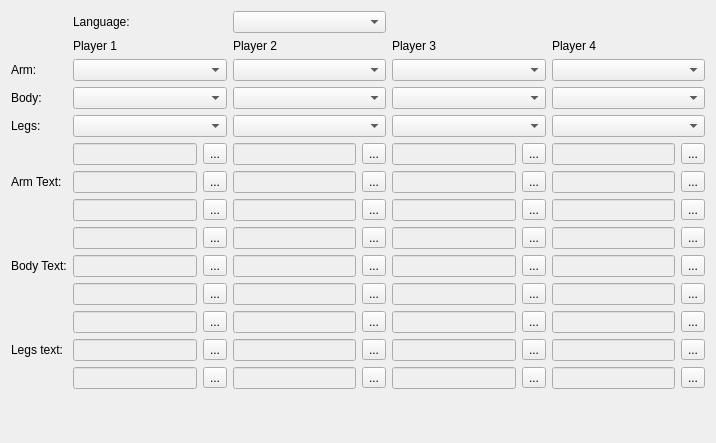
The window that editor/mainwindow_tab/armor_edit.ui (protoman/rockbot) describes before a commit, drawn with Qt 5.
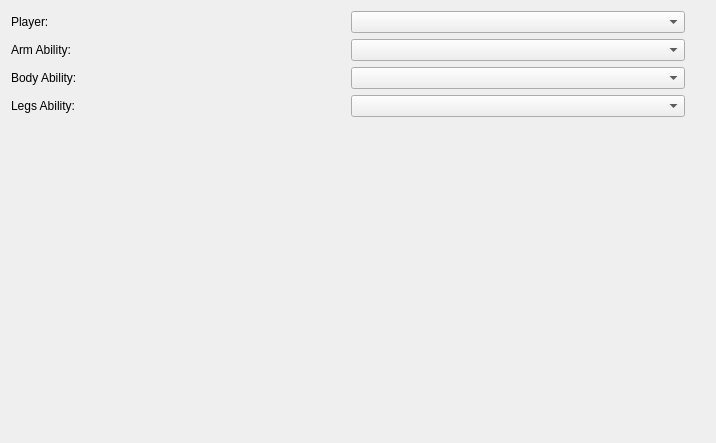
The same window after the commit.

Commit message: - EDITOR: remove armor-text from editor as it is handled by in-game strings now

Patch:
```diff
--- a/editor/mainwindow_tab/armor_edit.ui
+++ b/editor/mainwindow_tab/armor_edit.ui
@@ -14,167 +14,13 @@
    <string>Form</string>
   </property>
   <layout class="QGridLayout" name="gridLayout_2">
+   <item row="3" column="2">
+    <widget class="QComboBox" name="legs_comboBox"/>
+   </item>
    <item row="1" column="2">
-    <widget class="QLabel" name="label_8">
-     <property name="text">
-      <string>Player 1</string>
-     </property>
-    </widget>
+    <widget class="QComboBox" name="arm_comboBox"/>
    </item>
-   <item row="4" column="2">
-    <widget class="QComboBox" name="p1_legs_comboBox"/>
-   </item>
-   <item row="8" column="3">
-    <layout class="QGridLayout" name="gridLayout_11">
-     <item row="1" column="0">
-      <widget class="QLineEdit" name="legs_player2_text2">
-       <property name="enabled">
-        <bool>false</bool>
-       </property>
-      </widget>
-     </item>
-     <item row="0" column="0">
-      <widget class="QLineEdit" name="legs_player2_text1">
-       <property name="enabled">
-        <bool>false</bool>
-       </property>
-      </widget>
-     </item>
-     <item row="0" column="1">
-      <widget class="QToolButton" name="legs_player2_toolButton1">
-       <property name="text">
-        <string>...</string>
-       </property>
-      </widget>
-     </item>
-     <item row="2" column="0">
-      <widget class="QLineEdit" name="legs_player2_text3">
-       <property name="enabled">
-        <bool>false</bool>
-       </property>
-      </widget>
-     </item>
-     <item row="1" column="1">
-      <widget class="QToolButton" name="legs_player2_toolButton2">
-       <property name="text">
-        <string>...</string>
-       </property>
-      </widget>
-     </item>
-     <item row="2" column="1">
-      <widget class="QToolButton" name="legs_player2_toolButton3">
-       <property name="text">
-        <string>...</string>
-       </property>
-      </widget>
-     </item>
-    </layout>
-   </item>
-   <item row="8" column="4">
-    <layout class="QGridLayout" name="gridLayout_12">
-     <item row="0" column="0">
-      <widget class="QLineEdit" name="legs_player3_text1">
-       <property name="enabled">
-        <bool>false</bool>
-       </property>
-      </widget>
-     </item>
-     <item row="1" column="0">
-      <widget class="QLineEdit" name="legs_player3_text2">
-       <property name="enabled">
-        <bool>false</bool>
-       </property>
-      </widget>
-     </item>
-     <item row="0" column="1">
-      <widget class="QToolButton" name="legs_player3_toolButton1">
-       <property name="text">
-        <string>...</string>
-       </property>
-      </widget>
-     </item>
-     <item row="2" column="0">
-      <widget class="QLineEdit" name="legs_player3_text3">
-       <property name="enabled">
-        <bool>false</bool>
-       </property>
-      </widget>
-     </item>
-     <item row="1" column="1">
-      <widget class="QToolButton" name="legs_player3_toolButton2">
-       <property name="text">
-        <string>...</string>
-       </property>
-      </widget>
-     </item>
-     <item row="2" column="1">
-      <widget class="QToolButton" name="legs_player3_toolButton3">
-       <property name="text">
-        <string>...</string>
-       </property>
-      </widget>
-     </item>
-    </layout>
-   </item>
-   <item row="3" column="4">
-    <widget class="QComboBox" name="p3_body_comboBox"/>
-   </item>
-   <item row="2" column="2">
-    <widget class="QComboBox" name="p1_arm_comboBox"/>
-   </item>
-   <item row="2" column="4">
-    <widget class="QComboBox" name="p3_arm_comboBox"/>
-   </item>
-   <item row="5" column="5">
-    <layout class="QGridLayout" name="gridLayout_5">
-     <item row="0" column="0">
-      <widget class="QLineEdit" name="arm_player4_text1">
-       <property name="enabled">
-        <bool>false</bool>
-       </property>
-      </widget>
-     </item>
-     <item row="0" column="1">
-      <widget class="QToolButton" name="arm_player4_toolButton1">
-       <property name="text">
-        <string>...</string>
-       </property>
-      </widget>
-     </item>
-     <item row="1" column="0">
-      <widget class="QLineEdit" name="arm_player4_text2">
-       <property name="enabled">
-        <bool>false</bool>
-       </property>
-      </widget>
-     </item>
-     <item row="2" column="0">
-      <widget class="QLineEdit" name="arm_player4_text3">
-       <property name="enabled">
-        <bool>false</bool>
-       </property>
-      </widget>
-     </item>
-     <item row="1" column="1">
-      <widget class="QToolButton" name="arm_player4_toolButton2">
-       <property name="text">
-        <string>...</string>
-       </property>
-      </widget>
-     </item>
-     <item row="2" column="1">
-      <widget class="QToolButton" name="arm_player4_toolButton3">
-       <property name="text">
-        <string>...</string>
-       </property>
-      </widget>
-     </item>
-    </layout>
-   </item>
-   <item row="4" column="5">
-    <widget class="QComboBox" name="p4_legs_comboBox"/>
-   </item>
-   <item row="9" column="3">
+   <item row="4" column="3">
     <spacer name="verticalSpacer">
      <property name="orientation">
       <enum>Qt::Vertical</enum>
@@ -187,521 +33,40 @@
      </property>
     </spacer>
    </item>
-   <item row="4" column="3">
-    <widget class="QComboBox" name="p2_legs_comboBox"/>
+   <item row="2" column="2">
+    <widget class="QComboBox" name="body_comboBox"/>
    </item>
-   <item row="1" column="3">
-    <widget class="QLabel" name="label_5">
-     <property name="text">
-      <string>Player 2</string>
-     </property>
-    </widget>
-   </item>
-   <item row="1" column="4">
-    <widget class="QLabel" name="label_6">
-     <property name="text">
-      <string>Player 3</string>
-     </property>
-    </widget>
-   </item>
-   <item row="2" column="3">
-    <widget class="QComboBox" name="p2_arm_comboBox"/>
-   </item>
-   <item row="7" column="1">
-    <widget class="QLabel" name="label_10">
-     <property name="text">
-      <string>Body Text:</string>
-     </property>
-    </widget>
-   </item>
-   <item row="7" column="2">
-    <layout class="QGridLayout" name="gridLayout_6">
-     <item row="0" column="1">
-      <widget class="QToolButton" name="body_player1_toolButton1">
-       <property name="text">
-        <string>...</string>
-       </property>
-      </widget>
-     </item>
-     <item row="0" column="0">
-      <widget class="QLineEdit" name="body_player1_text1">
-       <property name="enabled">
-        <bool>false</bool>
-       </property>
-      </widget>
-     </item>
-     <item row="1" column="0">
-      <widget class="QLineEdit" name="body_player1_text2">
-       <property name="enabled">
-        <bool>false</bool>
-       </property>
-      </widget>
-     </item>
-     <item row="2" column="0">
-      <widget class="QLineEdit" name="body_player1_text3">
-       <property name="enabled">
-        <bool>false</bool>
-       </property>
-      </widget>
-     </item>
-     <item row="1" column="1">
-      <widget class="QToolButton" name="body_player1_toolButton2">
-       <property name="text">
-        <string>...</string>
-       </property>
-      </widget>
-     </item>
-     <item row="2" column="1">
-      <widget class="QToolButton" name="body_player1_toolButton3">
-       <property name="text">
-        <string>...</string>
-       </property>
-      </widget>
-     </item>
-    </layout>
-   </item>
-   <item row="8" column="5">
-    <layout class="QGridLayout" name="gridLayout_13">
-     <item row="0" column="0">
-      <widget class="QLineEdit" name="legs_player4_text1">
-       <property name="enabled">
-        <bool>false</bool>
-       </property>
-      </widget>
-     </item>
-     <item row="0" column="1">
-      <widget class="QToolButton" name="legs_player4_toolButton1">
-       <property name="text">
-        <string>...</string>
-       </property>
-      </widget>
-     </item>
-     <item row="1" column="0">
-      <widget class="QLineEdit" name="legs_player4_text2">
-       <property name="enabled">
-        <bool>false</bool>
-       </property>
-      </widget>
-     </item>
-     <item row="2" column="0">
-      <widget class="QLineEdit" name="legs_player4_text3">
-       <property name="enabled">
-        <bool>false</bool>
-       </property>
-      </widget>
-     </item>
-     <item row="1" column="1">
-      <widget class="QToolButton" name="legs_player4_toolButton2">
-       <property name="text">
-        <string>...</string>
-       </property>
-      </widget>
-     </item>
-     <item row="2" column="1">
-      <widget class="QToolButton" name="legs_player4_toolButton3">
-       <property name="text">
-        <string>...</string>
-       </property>
-      </widget>
-     </item>
-    </layout>
-   </item>
-   <item row="2" column="5">
-    <widget class="QComboBox" name="p4_arm_comboBox"/>
-   </item>
-   <item row="7" column="4">
-    <layout class="QGridLayout" name="gridLayout_8">
-     <item row="0" column="0">
-      <widget class="QLineEdit" name="body_player3_text1">
-       <property name="enabled">
-        <bool>false</bool>
-       </property>
-      </widget>
-     </item>
-     <item row="1" column="0">
-      <widget class="QLineEdit" name="body_player3_text2">
-       <property name="enabled">
-        <bool>false</bool>
-       </property>
-      </widget>
-     </item>
-     <item row="0" column="1">
-      <widget class="QToolButton" name="body_player3_toolButton1">
-       <property name="text">
-        <string>...</string>
-       </property>
-      </widget>
-     </item>
-     <item row="2" column="0">
-      <widget class="QLineEdit" name="body_player3_text3">
-       <property name="enabled">
-        <bool>false</bool>
-       </property>
-      </widget>
-     </item>
-     <item row="1" column="1">
-      <widget class="QToolButton" name="body_player3_toolButton2">
-       <property name="text">
-        <string>...</string>
-       </property>
-      </widget>
-     </item>
-     <item row="2" column="1">
-      <widget class="QToolButton" name="body_player3_toolButton3">
-       <property name="text">
-        <string>...</string>
-       </property>
-      </widget>
-     </item>
-    </layout>
-   </item>
-   <item row="4" column="4">
-    <widget class="QComboBox" name="p3_legs_comboBox"/>
-   </item>
-   <item row="3" column="5">
-    <widget class="QComboBox" name="p4_body_comboBox"/>
-   </item>
-   <item row="7" column="3">
-    <layout class="QGridLayout" name="gridLayout_7">
-     <item row="0" column="1">
-      <widget class="QToolButton" name="body_player2_toolButton1">
-       <property name="text">
-        <string>...</string>
-       </property>
-      </widget>
-     </item>
-     <item row="0" column="0">
-      <widget class="QLineEdit" name="body_player2_text1">
-       <property name="enabled">
-        <bool>false</bool>
-       </property>
-      </widget>
-     </item>
-     <item row="1" column="0">
-      <widget class="QLineEdit" name="body_player2_text2">
-       <property name="enabled">
-        <bool>false</bool>
-       </property>
-      </widget>
-     </item>
-     <item row="2" column="0">
-      <widget class="QLineEdit" name="body_player2_text3">
-       <property name="enabled">
-        <bool>false</bool>
-       </property>
-      </widget>
-     </item>
-     <item row="1" column="1">
-      <widget class="QToolButton" name="body_player2_toolButton2">
-       <property name="text">
-        <string>...</string>
-       </property>
-      </widget>
-     </item>
-     <item row="2" column="1">
-      <widget class="QToolButton" name="body_player2_toolButton3">
-       <property name="text">
-        <string>...</string>
-       </property>
-      </widget>
-     </item>
-    </layout>
-   </item>
-   <item row="5" column="2">
-    <layout class="QGridLayout" name="gridLayout">
-     <item row="0" column="1">
-      <widget class="QToolButton" name="arm_player1_toolButton1">
-       <property name="text">
-        <string>...</string>
-       </property>
-      </widget>
-     </item>
-     <item row="0" column="0">
-      <widget class="QLineEdit" name="arm_player1_text1">
-       <property name="enabled">
-        <bool>false</bool>
-       </property>
-      </widget>
-     </item>
-     <item row="1" column="0">
-      <widget class="QLineEdit" name="arm_player1_text2">
-       <property name="enabled">
-        <bool>false</bool>
-       </property>
-      </widget>
-     </item>
-     <item row="2" column="0">
-      <widget class="QLineEdit" name="arm_player1_text3">
-       <property name="enabled">
-        <bool>false</bool>
-       </property>
-      </widget>
-     </item>
-     <item row="1" column="1">
-      <widget class="QToolButton" name="arm_player1_toolButton2">
-       <property name="text">
-        <string>...</string>
-       </property>
-      </widget>
-     </item>
-     <item row="2" column="1">
-      <widget class="QToolButton" name="arm_player1_toolButton3">
-       <property name="text">
-        <string>...</string>
-       </property>
-      </widget>
-     </item>
-    </layout>
-   </item>
-   <item row="3" column="1">
+   <item row="2" column="1">
     <widget class="QLabel" name="label_2">
      <property name="text">
-      <string>Body:</string>
+      <string>Body Ability:</string>
      </property>
     </widget>
    </item>
-   <item row="1" column="1">
-    <widget class="QLabel" name="label_4">
-     <property name="text">
-      <string/>
-     </property>
-    </widget>
-   </item>
-   <item row="3" column="3">
-    <widget class="QComboBox" name="p2_body_comboBox"/>
-   </item>
-   <item row="3" column="2">
-    <widget class="QComboBox" name="p1_body_comboBox"/>
-   </item>
-   <item row="1" column="5">
-    <widget class="QLabel" name="label_7">
-     <property name="text">
-      <string>Player 4</string>
-     </property>
-    </widget>
-   </item>
-   <item row="8" column="1">
-    <widget class="QLabel" name="label_11">
-     <property name="text">
-      <string>Legs text:</string>
-     </property>
-    </widget>
-   </item>
-   <item row="4" column="1">
+   <item row="3" column="1">
     <widget class="QLabel" name="label_3">
      <property name="text">
-      <string>Legs:</string>
+      <string>Legs Ability:</string>
      </property>
     </widget>
    </item>
-   <item row="2" column="1">
+   <item row="1" column="1">
     <widget class="QLabel" name="label">
      <property name="text">
-      <string>Arm:</string>
+      <string>Arm Ability:</string>
      </property>
     </widget>
    </item>
-   <item row="5" column="1">
-    <widget class="QLabel" name="label_9">
-     <property name="text">
-      <string>Arm Text:</string>
-     </property>
-    </widget>
-   </item>
-   <item row="5" column="3">
-    <layout class="QGridLayout" name="gridLayout_3">
-     <item row="0" column="1">
-      <widget class="QToolButton" name="arm_player2_toolButton1">
-       <property name="text">
-        <string>...</string>
-       </property>
-      </widget>
-     </item>
-     <item row="1" column="0">
-      <widget class="QLineEdit" name="arm_player2_text2">
-       <property name="enabled">
-        <bool>false</bool>
-       </property>
-      </widget>
-     </item>
-     <item row="0" column="0">
-      <widget class="QLineEdit" name="arm_player2_text1">
-       <property name="enabled">
-        <bool>false</bool>
-       </property>
-      </widget>
-     </item>
-     <item row="2" column="0">
-      <widget class="QLineEdit" name="arm_player2_text3">
-       <property name="enabled">
-        <bool>false</bool>
-       </property>
-      </widget>
-     </item>
-     <item row="1" column="1">
-      <widget class="QToolButton" name="arm_player2_toolButton2">
-       <property name="text">
-        <string>...</string>
-       </property>
-      </widget>
-     </item>
-     <item row="2" column="1">
-      <widget class="QToolButton" name="arm_player2_toolButton3">
-       <property name="text">
-        <string>...</string>
-       </property>
-      </widget>
-     </item>
-    </layout>
-   </item>
-   <item row="5" column="4">
-    <layout class="QGridLayout" name="gridLayout_4">
-     <item row="1" column="1">
-      <widget class="QToolButton" name="arm_player3_toolButton2">
-       <property name="text">
-        <string>...</string>
-       </property>
-      </widget>
-     </item>
-     <item row="0" column="0">
-      <widget class="QLineEdit" name="arm_player3_text1">
-       <property name="enabled">
-        <bool>false</bool>
-       </property>
-      </widget>
-     </item>
-     <item row="1" column="0">
-      <widget class="QLineEdit" name="arm_player3_text2">
-       <property name="enabled">
-        <bool>false</bool>
-       </property>
-      </widget>
-     </item>
-     <item row="2" column="0">
-      <widget class="QLineEdit" name="arm_player3_text3">
-       <property name="enabled">
-        <bool>false</bool>
-       </property>
-      </widget>
-     </item>
-     <item row="0" column="1">
-      <widget class="QToolButton" name="arm_player3_toolButton1">
-       <property name="text">
-        <string>...</string>
-       </property>
-      </widget>
-     </item>
-     <item row="2" column="1">
-      <widget class="QToolButton" name="arm_player3_toolButton3">
-       <property name="text">
-        <string>...</string>
-       </property>
-      </widget>
-     </item>
-    </layout>
-   </item>
-   <item row="7" column="5">
-    <layout class="QGridLayout" name="gridLayout_9">
-     <item row="0" column="1">
-      <widget class="QToolButton" name="body_player4_toolButton1">
-       <property name="text">
-        <string>...</string>
-       </property>
-      </widget>
-     </item>
-     <item row="0" column="0">
-      <widget class="QLineEdit" name="body_player4_text1">
-       <property name="enabled">
-        <bool>false</bool>
-       </property>
-      </widget>
-     </item>
-     <item row="1" column="0">
-      <widget class="QLineEdit" name="body_player4_text2">
-       <property name="enabled">
-        <bool>false</bool>
-       </property>
-      </widget>
-     </item>
-     <item row="2" column="0">
-      <widget class="QLineEdit" name="body_player4_text3">
-       <property name="enabled">
-        <bool>false</bool>
-       </property>
-      </widget>
-     </item>
-     <item row="1" column="1">
-      <widget class="QToolButton" name="body_player4_toolButton2">
-       <property name="text">
-        <string>...</string>
-       </property>
-      </widget>
-     </item>
-     <item row="2" column="1">
-      <widget class="QToolButton" name="body_player4_toolButton3">
-       <property name="text">
-        <string>...</string>
-       </property>
-      </widget>
-     </item>
-    </layout>
-   </item>
-   <item row="8" column="2">
-    <layout class="QGridLayout" name="gridLayout_10">
-     <item row="0" column="1">
-      <widget class="QToolButton" name="legs_player1_toolButton1">
-       <property name="text">
-        <string>...</string>
-       </property>
-      </widget>
-     </item>
-     <item row="1" column="0">
-      <widget class="QLineEdit" name="legs_player1_text2">
-       <property name="enabled">
-        <bool>false</bool>
-       </property>
-      </widget>
-     </item>
-     <item row="0" column="0">
-      <widget class="QLineEdit" name="legs_player1_text1">
-       <property name="enabled">
-        <bool>false</bool>
-       </property>
-      </widget>
-     </item>
-     <item row="2" column="0">
-      <widget class="QLineEdit" name="legs_player1_text3">
-       <property name="enabled">
-        <bool>false</bool>
-       </property>
-      </widget>
-     </item>
-     <item row="1" column="1">
-      <widget class="QToolButton" name="legs_player1_toolButton2">
-       <property name="text">
-        <string>...</string>
-       </property>
-      </widget>
-     </item>
-     <item row="2" column="1">
-      <widget class="QToolButton" name="legs_player1_toolButton3">
-       <property name="text">
-        <string>...</string>
-       </property>
-      </widget>
-     </item>
-    </layout>
-   </item>
    <item row="0" column="2">
-    <widget class="QLabel" name="label_12">
+    <widget class="QComboBox" name="playerSelect_comboBox"/>
+   </item>
+   <item row="0" column="1">
+    <widget class="QLabel" name="label_13">
      <property name="text">
-      <string>Language:</string>
+      <string>Player:</string>
      </property>
     </widget>
    </item>
-   <item row="0" column="3">
-    <widget class="QComboBox" name="language_comboBox"/>
-   </item>
   </layout>
  </widget>
  <resources/>
```
Left out of the diff: 6 changed lines with no effect on the pictures. The commit also changes 21 other files.
